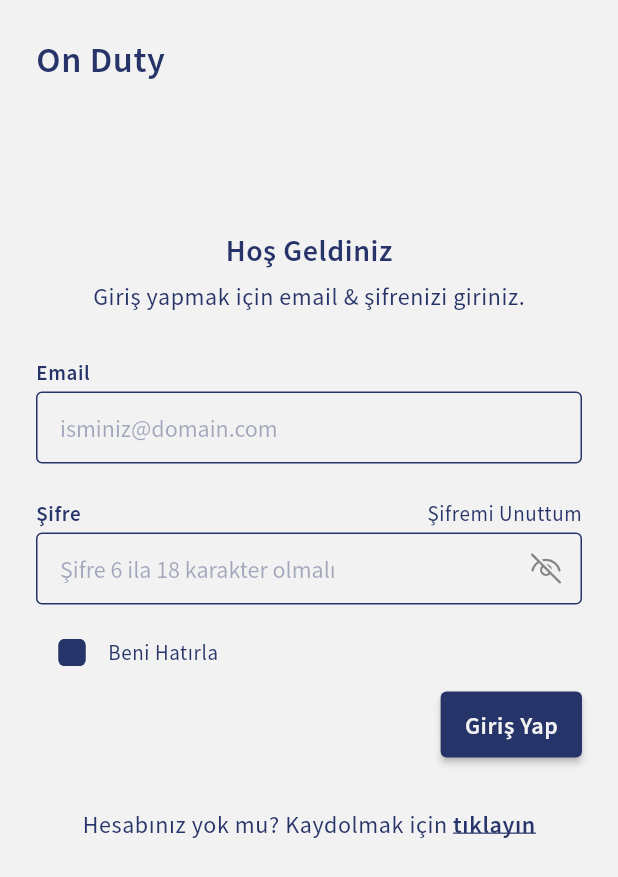
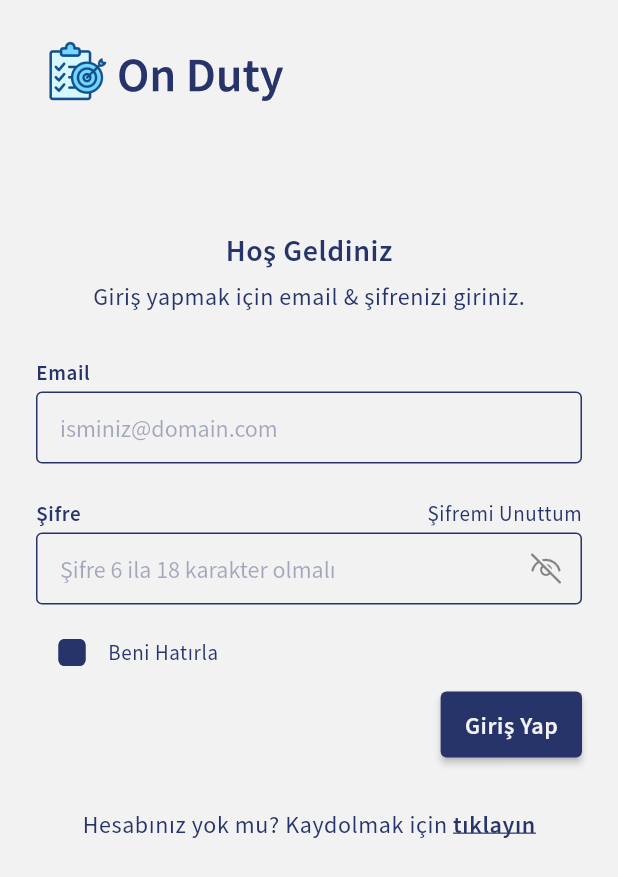
Before and after one commit to furkancvk/OnDuty, a Flutter app: the screen it shows after launch, on a phone screen of 412 x 824 dp. Shown: the top 877 px of the screen. Run offline on Flutter 3.47's test engine with Material 2 defaults, Android fonts, the phone set to English and light mode, and no system bars; our stand-ins replace fluentui_system_icons, fluttertoast; missing offline and left inert: autocomplete_textfield.

Commit message:
logo and sign up route added to the login screen

```diff
--- a/lib/views/login.dart
+++ b/lib/views/login.dart
@@ -20,10 +20,14 @@ class _LoginScreenState extends State<LoginScreen> {
     return SafeArea(
       child: Scaffold(
         body: ListView(
+          addAutomaticKeepAlives: false,
           padding: const EdgeInsets.all(24),
           children: [
-            Text("On Duty", style: AppText.headerSemiBold),
-            const SizedBox(height: 100),
+            Align(
+              alignment: Alignment.topLeft,
+              child: Image.asset("assets/images/logo-onduty.png", height: 50),
+            ),
+            const SizedBox(height: 80),
             Form(
               key: _formKey,
               child: Column(
@@ -73,7 +77,7 @@ class _LoginScreenState extends State<LoginScreen> {
                         style: AppText.context,
                       ),
                       GestureDetector(
-                        onTap: () => print("TIKLADIN"),
+                        onTap: () => Navigator.pushNamed(context, "sign_up_screen"),
                         child: const Text(
                           "tıklayın",
                           style: TextStyle(
```
Also changed, not shown: assets/images/logo-onduty.png (added).
